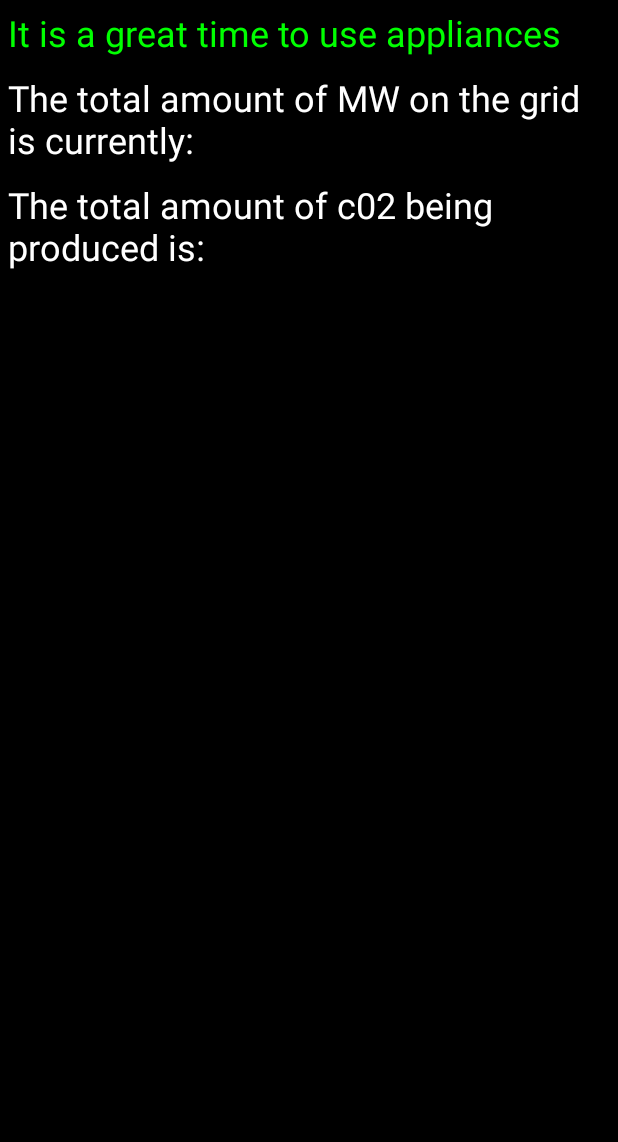
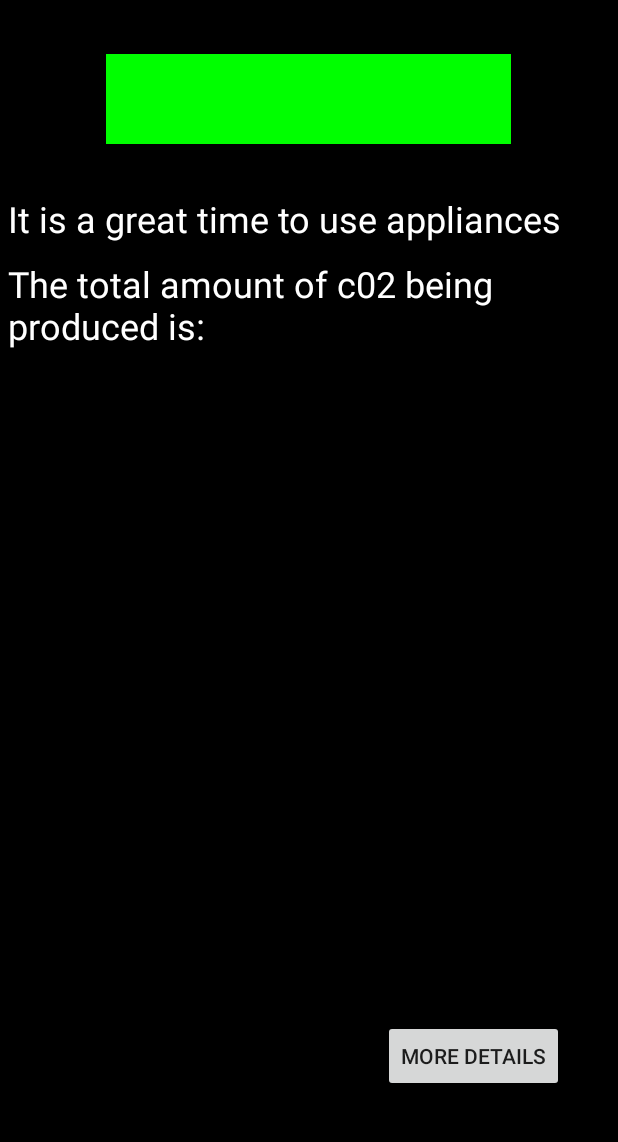
Before and after one commit to Andw1996/Carbon_json_test_gitpull, an Android app: the screen it shows after launch (MainActivity), on a phone screen of 412 x 824 dp, the part 84-1226 px from its top. Run offline under Robolectric (Android 15) with nearby library versions, the phone set to English and light mode, and no system bars.

Commit message:
Traffic light

```diff
--- a/app/src/main/AndroidManifest.xml
+++ b/app/src/main/AndroidManifest.xml
@@ -2,7 +2,8 @@
 <manifest xmlns:android="http://schemas.android.com/apk/res/android"
     package="com.example.andrewcreaghflynn.carbon_json_test_gitpull">
 
-        <uses-permission android:name="android.permission.INTERNET"></uses-permission>
+    <uses-permission android:name="android.permission.INTERNET" />
+
     <application
         android:allowBackup="true"
         android:icon="@mipmap/ic_launcher"
@@ -17,6 +18,7 @@
                 <category android:name="android.intent.category.LAUNCHER" />
             </intent-filter>
         </activity>
+        <activity android:name=".MainActivity2"></activity>
     </application>
 
 </manifest>
--- a/app/src/main/java/com/example/andrewcreaghflynn/carbon_json_test_gitpull/MainActivity.java
+++ b/app/src/main/java/com/example/andrewcreaghflynn/carbon_json_test_gitpull/MainActivity.java
@@ -1,7 +1,11 @@
 package com.example.andrewcreaghflynn.carbon_json_test_gitpull;
 
+import android.content.Intent;
+import android.graphics.drawable.Drawable;
 import android.support.v7.app.AppCompatActivity;
 import android.os.Bundle;
+import android.view.View;
+import android.widget.ImageView;
 import android.widget.TextView;
 import java.util.Timer;
 import java.util.TimerTask;
@@ -9,11 +13,12 @@ import java.util.TimerTask;
 
 public class MainActivity extends AppCompatActivity {
 
-    public static TextView data;
+
     public static TextView eData;
     public static TextView cData;
-    public static TextView total;
+    public static TextView trafficLight;
     public static TextView cTotal;
+    public static Drawable image;
 
     @Override
     protected void onCreate(Bundle savedInstanceState) {
@@ -21,24 +26,19 @@ public class MainActivity extends AppCompatActivity {
         setContentView(R.layout.activity_main);
 
         cData = (TextView) findViewById(R.id.cfetchedData);
-        data = (TextView) findViewById(R.id.fetchedData);
+        trafficLight = (TextView) findViewById(R.id.trafficLight);
         eData = (TextView) findViewById(R.id.environResult);
-        total = (TextView) findViewById(R.id.total);
         cTotal = (TextView) findViewById(R.id.ctotal);
 
-        fetchData process = new fetchData();
-        fetchC02 process2 = new fetchC02();
+        fetchC02 process = new fetchC02();
         process.execute();
-        process2.execute();
 
 
        TimerTask task = new TimerTask() {
             @Override
             public void run() {
-                fetchData process = new fetchData();
+
                 fetchC02 process2 = new fetchC02();
-
-                process.execute();
                 process2.execute();
             }
         };
@@ -49,4 +49,9 @@ public class MainActivity extends AppCompatActivity {
         timer.schedule(task, delay, intervalPeriod);
 
     }
+
+    public void moreDetail(View v){
+        Intent intent = new Intent(this, MainActivity2.class);
+        startActivity(intent);
+    }
 }
--- a/app/src/main/java/com/example/andrewcreaghflynn/carbon_json_test_gitpull/fetchC02.java
+++ b/app/src/main/java/com/example/andrewcreaghflynn/carbon_json_test_gitpull/fetchC02.java
@@ -53,8 +53,9 @@ public class fetchC02 extends AsyncTask <Void, Void, Void> {
 
                 // calculate total MW produced, display % of renewable for now
 
-                String numAsString = Integer.toString(ec02);
-                eNumAsString2 = numAsString + " gC02/kWh";
+                //String numAsString = Integer.toString(ec02);
+                eNumAsString2 = ec02 + " gC02/kWh";
+                c02 = ec02;
 
             }
         } catch (MalformedURLException e) {
@@ -71,16 +72,16 @@ public class fetchC02 extends AsyncTask <Void, Void, Void> {
     @Override
     protected void onPostExecute(Void aVoid) {
         super.onPostExecute(aVoid);
-        if (c02 <= 399){
-            MainActivity.eData.setTextColor(Color.GREEN);
+        if (c02 <= 499){
+            MainActivity.trafficLight.setBackgroundColor(Color.GREEN);
             MainActivity.eData.setText("It is a great time to use appliances");
 
-        }else if (c02 >= 400 && c02 <= 499){
-            MainActivity.eData.setTextColor(Color.YELLOW);
+        }else if (c02 >= 500 && c02 <= 599){
+            MainActivity.trafficLight.setBackgroundColor(Color.YELLOW);
             MainActivity.eData.setText("It is an ok time to use appliances");
         }
         else{
-            MainActivity.eData.setTextColor(Color.RED);
+            MainActivity.trafficLight.setBackgroundColor(Color.RED);
             MainActivity.eData.setText("It is not a good time to use appliances");
         }
 
--- a/app/src/main/java/com/example/andrewcreaghflynn/carbon_json_test_gitpull/fetchData.java
+++ b/app/src/main/java/com/example/andrewcreaghflynn/carbon_json_test_gitpull/fetchData.java
@@ -96,8 +96,8 @@ public class fetchData extends AsyncTask <Void, Void, Void> {
     protected void onPostExecute(Void aVoid) {
         super.onPostExecute(aVoid);
 
-        MainActivity.data.setText(this.dataParsed);
-        MainActivity.total.setText("The total amount of MW on the grid is currently: " + this.eNumAsString);
+        MainActivity2.data.setText(this.dataParsed);
+        MainActivity2.total.setText("The total amount of MW on the grid is currently: " + this.eNumAsString);
 
     }
 }
--- /dev/null
+++ b/app/src/main/res/drawable/traffic.xml
@@ -0,0 +1,6 @@
+<?xml version="1.0" encoding="utf-8"?>
+<selector xmlns:android="http://schemas.android.com/apk/res/android">
+    <item
+        android:drawable="@drawable/ic_brightness_1"
+        ></item>
+</selector>
--- a/app/src/main/res/layout/activity_main.xml
+++ b/app/src/main/res/layout/activity_main.xml
@@ -5,28 +5,22 @@
     android:layout_width="match_parent"
     android:layout_height="match_parent"
     android:background="#000000"
-    tools:context=".MainActivity">
+    tools:context=".MainActivity"
+    >
+
 
     <TextView
+        android:id="@+id/environResult"
         android:layout_width="match_parent"
         android:layout_height="wrap_content"
+        android:layout_alignParentStart="true"
+        android:layout_alignParentTop="true"
+
+        android:layout_marginTop="124dp"
+        android:hint="Check if renewable production is high"
         android:padding="5dp"
         android:textColor="#FFFFFF"
-        android:id="@+id/environResult"
-
-        android:textSize="24sp"
-        android:hint="Check if renewable production is high"
-        />
-    <TextView
-        android:layout_width="match_parent"
-        android:layout_height="wrap_content"
-        android:padding="5dp"
-        android:textColor="#FFFFFF"
-        android:id="@+id/total"
-
-        android:textSize="24sp"
-        android:hint="total mw made"
-        android:layout_below="@id/environResult"/>
+        android:textSize="24sp" />
 
     <TextView
         android:layout_width="match_parent"
@@ -37,7 +31,7 @@
 
         android:textSize="24sp"
         android:hint="total mw made"
-        android:layout_below="@id/total"/>
+        android:layout_below="@id/environResult"/>
 
     <TextView
         android:layout_width="match_parent"
@@ -49,26 +43,25 @@
         android:hint="Fetched text here"
         android:layout_below="@id/ctotal"/>
 
+    <Button
+        android:id="@+id/nextId"
+        android:layout_width="wrap_content"
+        android:layout_height="wrap_content"
+        android:layout_alignParentBottom="true"
+        android:layout_alignParentEnd="true"
+        android:layout_marginBottom="40dp"
+        android:layout_marginEnd="36dp"
+        android:onClick="moreDetail"
+        android:text="More Details" />
 
-    <ScrollView
-        android:layout_width="match_parent"
-        android:textColor="#FFFFFF"
-        android:id="@+id/scrollView"
-        android:layout_height="match_parent"
-        android:layout_below="@id/cfetchedData">
-
-        <TextView
-            android:layout_width="match_parent"
-            android:layout_height="match_parent"
-            android:padding="5dp"
-            android:textColor="#FFFFFF"
-            android:id="@+id/fetchedData"
-            android:textSize="24sp"
-            android:hint="Fetched text here"
-            android:layout_below="@id/scrollView"/>
-
-    </ScrollView>
-
+    <TextView
+        android:id="@+id/trafficLight"
+        android:layout_alignParentTop="true"
+        android:layout_centerHorizontal="true"
+        android:layout_marginTop="36dp"
+        android:layout_width="270dp"
+        android:layout_height="60dp"
+        android:text="   " />
 
 
 
```
Also changed, not shown: app/src/main/java/com/example/andrewcreaghflynn/carbon_json_test_gitpull/MainActivity2.java (added, +45 -0 lines), app/src/main/res/drawable/ic_brightness_1.xml (added, +9 -0 lines), app/src/main/res/layout/activity_main2.xml (added, +39 -0 lines). Lines whose indentation alone changed are shown as unchanged.
